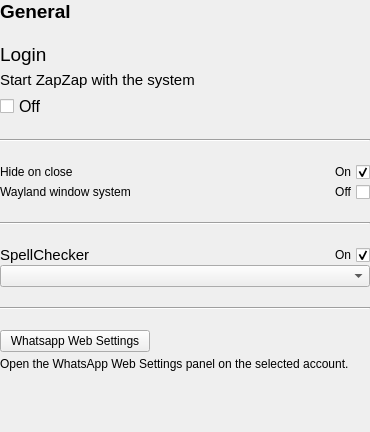
jmbatistav/zapzap, file zapzap/view/ui/general_page.ui: the form before one commit.
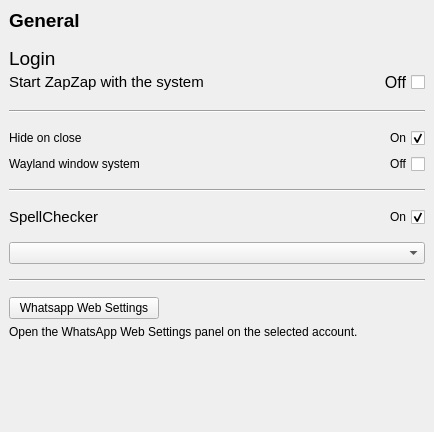
The form after the commit.

Commit message: :lipstick: feat: Margin and size adjustments

The edit to the form file:
```diff
--- a/zapzap/view/ui/general_page.ui
+++ b/zapzap/view/ui/general_page.ui
@@ -6,7 +6,7 @@
    <rect>
     <x>0</x>
     <y>0</y>
-    <width>370</width>
+    <width>434</width>
     <height>432</height>
    </rect>
   </property>
@@ -48,8 +48,8 @@
        <rect>
         <x>0</x>
         <y>0</y>
-        <width>370</width>
-        <height>432</height>
+        <width>420</width>
+        <height>448</height>
        </rect>
       </property>
       <property name="minimumSize">
@@ -61,21 +61,9 @@
       <property name="layoutDirection">
        <enum>Qt::LeftToRight</enum>
       </property>
-      <layout class="QVBoxLayout" name="verticalLayout_4">
+      <layout class="QVBoxLayout" name="verticalLayout">
        <property name="spacing">
-        <number>20</number>
-       </property>
-       <property name="leftMargin">
-        <number>0</number>
-       </property>
-       <property name="topMargin">
-        <number>0</number>
-       </property>
-       <property name="rightMargin">
-        <number>0</number>
-       </property>
-       <property name="bottomMargin">
-        <number>0</number>
+        <number>15</number>
        </property>
        <item>
         <widget class="QLabel" name="label">
@@ -97,29 +85,11 @@
         </widget>
        </item>
        <item>
-        <layout class="QVBoxLayout" name="verticalLayout">
-         <property name="spacing">
-          <number>5</number>
+        <layout class="QGridLayout" name="gridLayout_login">
+         <property name="verticalSpacing">
+          <number>0</number>
          </property>
-         <item>
-          <widget class="QLabel" name="label_2">
-           <property name="sizePolicy">
-            <sizepolicy hsizetype="Preferred" vsizetype="Maximum">
-             <horstretch>0</horstretch>
-             <verstretch>0</verstretch>
-            </sizepolicy>
-           </property>
-           <property name="font">
-            <font>
-             <pointsize>14</pointsize>
-            </font>
-           </property>
-           <property name="text">
-            <string>Login</string>
-           </property>
-          </widget>
-         </item>
-         <item>
+         <item row="1" column="0">
           <widget class="QLabel" name="label_3">
            <property name="sizePolicy">
             <sizepolicy hsizetype="Preferred" vsizetype="Maximum">
@@ -137,7 +107,7 @@
            </property>
           </widget>
          </item>
-         <item>
+         <item row="1" column="1">
           <widget class="QCheckBox" name="start_system">
            <property name="sizePolicy">
             <sizepolicy hsizetype="Preferred" vsizetype="Maximum">
@@ -150,11 +120,33 @@
              <pointsize>12</pointsize>
             </font>
            </property>
+           <property name="layoutDirection">
+            <enum>Qt::RightToLeft</enum>
+           </property>
            <property name="text">
             <string>Off</string>
            </property>
           </widget>
          </item>
+         <item row="0" column="0" colspan="2">
+          <widget class="QLabel" name="label_2">
+           <property name="sizePolicy">
+            <sizepolicy hsizetype="Preferred" vsizetype="Maximum">
+             <horstretch>0</horstretch>
+             <verstretch>0</verstretch>
+            </sizepolicy>
+           </property>
+           <property name="font">
+            <font>
+             <pointsize>14</pointsize>
+             <bold>false</bold>
+            </font>
+           </property>
+           <property name="text">
+            <string>Login</string>
+           </property>
+          </widget>
+         </item>
         </layout>
        </item>
        <item>
@@ -165,9 +157,9 @@
         </widget>
        </item>
        <item>
-        <layout class="QGridLayout" name="gridLayout">
+        <layout class="QGridLayout" name="gridLayout_win">
          <property name="verticalSpacing">
-          <number>0</number>
+          <number>6</number>
          </property>
          <item row="0" column="0">
           <widget class="QLabel" name="label_6">
@@ -216,12 +208,7 @@
         </widget>
        </item>
        <item>
-        <layout class="QVBoxLayout" name="verticalLayout_2">
-         <property name="spacing">
-          <number>0</number>
-         </property>
-         <item>
-          <layout class="QGridLayout" name="gridLayout_2">
+        <layout class="QGridLayout" name="gridLayout_spell">
            <item row="0" column="0">
             <widget class="QLabel" name="label_4">
              <property name="font">
@@ -247,9 +234,7 @@
              </property>
             </widget>
            </item>
-          </layout>
-         </item>
-         <item>
+         <item row="1" column="0" colspan="2">
           <widget class="QComboBox" name="comboSpellChecker"/>
          </item>
         </layout>
@@ -264,7 +249,7 @@
        <item>
         <layout class="QVBoxLayout" name="verticalLayout_3">
          <property name="spacing">
-          <number>5</number>
+          <number>6</number>
          </property>
          <item>
           <widget class="QPushButton" name="btnOpenSWhatsapp">
@@ -293,7 +278,15 @@
            <property name="textFormat">
             <enum>Qt::AutoText</enum>
            </property>
+           <property name="scaledContents">
+            <bool>true</bool>
+           </property>
+           <property name="wordWrap">
+            <bool>true</bool>
+           </property>
           </widget>
+         </item>
+        </layout>
          </item>
          <item>
           <spacer name="verticalSpacer">
@@ -307,8 +300,6 @@
             </size>
            </property>
           </spacer>
-         </item>
-        </layout>
        </item>
       </layout>
      </widget>
```
Lines whose indentation alone changed are shown as unchanged. The commit also changes 13 other files.
